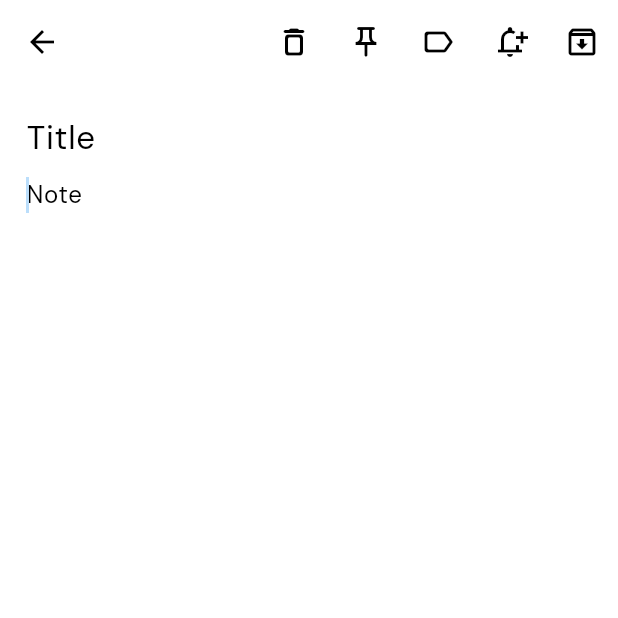
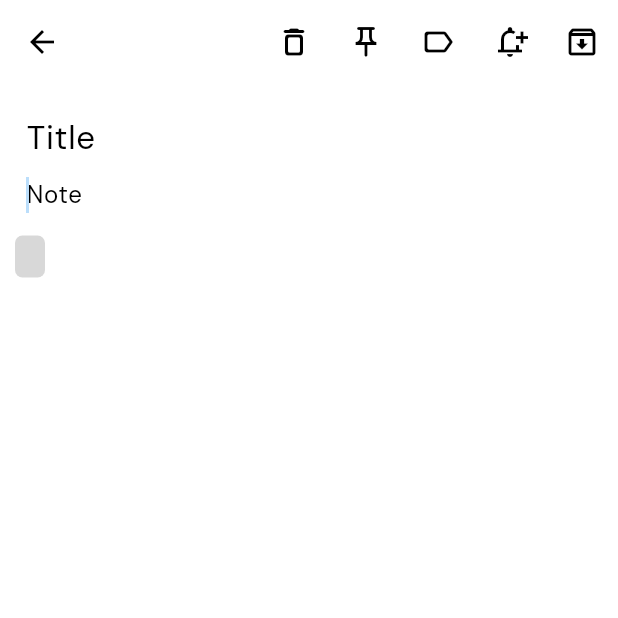
Before and after one commit to Moatasem159/notes, a Flutter app: the LabelScreen screen opened directly with empty values, after a tap on the "menu" icon, after a tap on the "more vert" icon, after a tap on the "add" icon, on a phone screen of 412 x 824 dp, the top half of it. Run offline on Flutter 3.47's test engine with Material 3 defaults, Android fonts, the phone set to English and light mode, and no system bars; our stand-ins replace flutter_bloc, flutter_image_compress, fluttertoast, get_it, go_router, hive and 3 more; accounts and stored records are empty; generated files the repository leaves out were written again.

Commit message:
[FINISH] add new note from label screen

```diff
--- a/lib/cubits/add_note_cubit/add_note_cubit.dart
+++ b/lib/cubits/add_note_cubit/add_note_cubit.dart
@@ -7,14 +7,20 @@ import 'package:notes/core/image/image_helper.dart';
 import 'package:notes/cubits/get_active_notes_cubit/get_active_notes_cubit.dart';
 import 'package:notes/cubits/get_archived_notes_cubit/get_archived_notes_cubit.dart';
 import 'package:notes/cubits/get_deleted_notes_cubit/get_deleted_notes_cubit.dart';
+import 'package:notes/cubits/get_labeled_notes_cubit/get_labeled_notes_cubit.dart';
+import 'package:notes/models/label.dart';
 import 'package:notes/models/note.dart';
 import 'package:notes/sources/notes_data_source.dart';
 import 'package:notes/widgets/toast/custom_toast.dart';
 part 'add_note_state.dart';
 class AddNoteCubit extends Cubit<AddNoteStates> {
-  AddNoteCubit(this._dataSource, {required this.note,required this.noteStatus}) : super(AddNoteInitialState()) {
+  AddNoteCubit(this._dataSource, {required this.note,required this.noteStatus,required this.label}) : super(AddNoteInitialState()) {
     isNew=note==null?true:false;
-    note ??= Note(date: DateTime.now().toIso8601String(),color: Colors.transparent.value,labels: []);
+    note ??= Note(
+        date: DateTime.now().toIso8601String(),
+        color: Colors.transparent.value,
+        labeled: label!=null?true:false,
+        labels: label == null ? [] : [label!]);
     noteStatus??=NoteStatus.active;
     title = TextEditingController(text: note!.title);
     content = TextEditingController(text: note!.note);
@@ -25,6 +31,7 @@ class AddNoteCubit extends Cubit<AddNoteStates> {
   final NoteLocalDataSource _dataSource;
   late final TextEditingController content;
   Note? note;
+  Label ?label;
   NoteStatus? noteStatus;
   late bool restored;
   late bool isNew;
@@ -111,8 +118,11 @@ class AddNoteCubit extends Cubit<AddNoteStates> {
         GetActiveNotesCubit.of(context).getNotes(edit: true);
       }
     }
-    if (state is AddNoteSuccessState && state.isAdded) {
+    if (state is AddNoteSuccessState && state.isAdded){
       GetActiveNotesCubit.of(context).getNotes();
+      if(noteStatus == NoteStatus.labeled){
+        GetLabeledNotesCubit.of(context).getLabeledNotes();
+      }
     }
     if (state is RestoreNoteState) {
       CustomToast.showToast(context, msg: context.local.noteRestored);
--- a/lib/cubits/app_bar_cubit/app_bar_cubit.dart
+++ b/lib/cubits/app_bar_cubit/app_bar_cubit.dart
@@ -92,7 +92,6 @@ class AppBarCubit extends Cubit<AppBarStates> {
        showOptionAppBar();
     }
     _changeIsPinned();
-    print(isArchived);
     emit(SelectNoteState());
   }
   removeSelection({bool clearList=true}){
--- a/lib/screens/add_note_screen.dart
+++ b/lib/screens/add_note_screen.dart
@@ -5,6 +5,7 @@ import 'package:notes/app/injection_container.dart';
 import 'package:notes/config/themes/app_theme.dart';
 import 'package:notes/core/extension/context_extension.dart';
 import 'package:notes/cubits/add_note_cubit/add_note_cubit.dart';
+import 'package:notes/models/label.dart';
 import 'package:notes/models/note.dart';
 import 'package:notes/widgets/add_note_screen/add_note_screen_appbar.dart';
 import 'package:notes/widgets/add_note_screen/add_note_screen_body/add_note_screen_body.dart';
@@ -12,9 +13,9 @@ import 'package:notes/widgets/add_note_screen/bottom_bar/add_note_bottom_bar.dar
 import 'package:notes/widgets/toast/custom_toast.dart';
 class AddNoteScreen extends StatelessWidget {
   final Note? note;
+  final Label? label;
   final NoteStatus? noteStatus;
-
-  const AddNoteScreen({super.key, this.note, this.noteStatus=NoteStatus.active});
+  const AddNoteScreen({super.key, this.note, this.noteStatus=NoteStatus.active, this.label});
 
   _absorb(BuildContext context, AddNoteCubit cubit) {
     if (cubit.restored == false) {
@@ -26,7 +27,7 @@ class AddNoteScreen extends StatelessWidget {
   @override
   Widget build(BuildContext context) {
     return BlocProvider(
-      create: (BuildContext context) => AddNoteCubit(sl(), note: note,noteStatus: noteStatus),
+      create: (BuildContext context) => AddNoteCubit(sl(), note: note,noteStatus: noteStatus,label: label),
       child: Builder(
         builder: (BuildContext context) {
           return BlocConsumer<AddNoteCubit, AddNoteStates>(
--- a/lib/screens/home_screen.dart
+++ b/lib/screens/home_screen.dart
@@ -2,6 +2,7 @@ import 'package:flutter/material.dart';
 import 'package:flutter/services.dart';
 import 'package:notes/config/themes/app_theme.dart';
 import 'package:notes/core/extension/context_extension.dart';
+import 'package:notes/models/note.dart';
 import 'package:notes/widgets/add_note_button/add_note_button.dart';
 import 'package:notes/widgets/custom_drawer/main_drawer.dart';
 import 'package:notes/widgets/home_screen/home_screen_body.dart';
@@ -14,7 +15,7 @@ class HomeScreen extends StatelessWidget {
       child: Scaffold(
         backgroundColor: context.scaffoldBackground,
         drawer: const MainDrawer(),
-        floatingActionButton: const AddNoteButton(),
+        floatingActionButton: const AddNoteButton(noteStatus: NoteStatus.active),
         body: const HomeScreenBody(),
       ),
     );
--- a/lib/screens/label_screen.dart
+++ b/lib/screens/label_screen.dart
@@ -6,6 +6,7 @@ import 'package:notes/config/themes/app_theme.dart';
 import 'package:notes/core/extension/context_extension.dart';
 import 'package:notes/cubits/app_bar_cubit/app_bar_cubit.dart';
 import 'package:notes/cubits/get_labeled_notes_cubit/get_labeled_notes_cubit.dart';
+import 'package:notes/models/note.dart';
 import 'package:notes/widgets/add_note_button/add_note_button.dart';
 import 'package:notes/widgets/custom_drawer/main_drawer.dart';
 import 'package:notes/widgets/label_screen/label_screen_body.dart';
@@ -29,7 +30,7 @@ class LabelScreen extends StatelessWidget {
                   backgroundColor: context.scaffoldBackground,
                   drawer: const MainDrawer(),
                   body: const LabelScreenBody(),
-                  floatingActionButton: const AddNoteButton(),
+                  floatingActionButton: const AddNoteButton(noteStatus: NoteStatus.labeled),
                 ),
               ),
             );
--- a/lib/widgets/add_note_button/add_note_button.dart
+++ b/lib/widgets/add_note_button/add_note_button.dart
@@ -3,26 +3,39 @@ import 'package:flutter/material.dart';
 import 'package:flutter_bloc/flutter_bloc.dart';
 import 'package:notes/core/extension/context_extension.dart';
 import 'package:notes/cubits/app_bar_cubit/app_bar_cubit.dart';
-import 'package:notes/cubits/get_active_notes_cubit/get_active_notes_cubit.dart';
+import 'package:notes/cubits/get_labeled_notes_cubit/get_labeled_notes_cubit.dart';
+import 'package:notes/models/label.dart';
+import 'package:notes/models/note.dart';
 import 'package:notes/screens/add_note_screen.dart';
 import 'package:notes/widgets/add_note_button/add_note_button_builder.dart';
 class AddNoteButton extends StatelessWidget {
-  const AddNoteButton({super.key});
+  final NoteStatus noteStatus;
+  const AddNoteButton({super.key, required this.noteStatus});
   @override
   Widget build(BuildContext context) {
     return OpenContainer(
+      openElevation: 10,
+      closedElevation: 10,
       transitionDuration: const Duration(milliseconds: 300),
       openColor: context.theme.colorScheme.background,
       closedColor: context.theme.colorScheme.onSecondary,
       middleColor: context.theme.colorScheme.background,
-      closedElevation: 10,
-      openElevation: 10,
-      closedShape:RoundedRectangleBorder(borderRadius: BorderRadius.circular(15)),
-      openBuilder: (_, action) => BlocProvider.value(
-        value: GetActiveNotesCubit.of(context),
-        child: const AddNoteScreen(),
-      ),
-      closedBuilder: (_, action) => AddNoteButtonBuilder(onTap: (){
+      closedShape:
+          RoundedRectangleBorder(borderRadius: BorderRadius.circular(15)),
+      openBuilder: (_, action) {
+        if (noteStatus == NoteStatus.labeled) {
+          return BlocProvider.value(
+            value: GetLabeledNotesCubit.of(context),
+            child: AddNoteScreen(
+                label: Label(name: GetLabeledNotesCubit.of(context).label),
+                noteStatus:noteStatus),
+          );
+        }
+        else{
+          return AddNoteScreen(noteStatus:noteStatus);
+        }
+      },
+      closedBuilder: (_, action) => AddNoteButtonBuilder(onTap: () {
         if (!AppBarCubit.of(context).isBase) {
           AppBarCubit.of(context).removeSelection();
         }
--- a/lib/widgets/label_screen/body_widgets/archived_labeled_notes_list.dart
+++ b/lib/widgets/label_screen/body_widgets/archived_labeled_notes_list.dart
@@ -8,7 +8,7 @@ class _ArchivedLabeledNotesList extends StatelessWidget {
       builder: (context, state) {
         if (state is GetLabeledNotesSuccessState &&
             state.archivedNotes.isNotEmpty) {
-          return NotesList(notes: state.archivedNotes);
+          return NotesList(notes: state.archivedNotes,noteStatus: NoteStatus.labeled);
         }
         return const SliverToBoxAdapter();
       },
--- a/lib/widgets/label_screen/body_widgets/others_labeled_notes_list.dart
+++ b/lib/widgets/label_screen/body_widgets/others_labeled_notes_list.dart
@@ -7,7 +7,7 @@ class _OthersLabeledNotesList extends StatelessWidget {
     return BlocBuilder<GetLabeledNotesCubit, GetLabeledNotesStates>(
       builder: (context, state) {
         if (state is GetLabeledNotesSuccessState && state.notes.isNotEmpty) {
-          return NotesList(notes: state.notes);
+          return NotesList(notes: state.notes,noteStatus: NoteStatus.labeled);
         }
         return const SliverToBoxAdapter();
       },
--- a/lib/widgets/label_screen/body_widgets/others_labeled_notes_list_title.dart
+++ b/lib/widgets/label_screen/body_widgets/others_labeled_notes_list_title.dart
@@ -6,7 +6,10 @@ class _OthersLabeledNotesListTitle extends StatelessWidget {
   Widget build(BuildContext context) {
     return BlocBuilder<GetLabeledNotesCubit, GetLabeledNotesStates>(
       builder: (context, state) {
-        if (state is GetLabeledNotesSuccessState &&state.notes.isNotEmpty&& state.pinnedNotes.isNotEmpty&&state.archivedNotes.isNotEmpty) {
+        if (state is GetLabeledNotesSuccessState &&
+            state.notes.isNotEmpty &&(
+            state.pinnedNotes.isNotEmpty ||
+            state.archivedNotes.isNotEmpty)) {
           return ListTitle(title: context.local.others);
         }
         return const SliverToBoxAdapter();
--- a/lib/widgets/label_screen/body_widgets/pinned_labeled_notes_list.dart
+++ b/lib/widgets/label_screen/body_widgets/pinned_labeled_notes_list.dart
@@ -8,7 +8,7 @@ class _PinnedLabeledNotesList extends StatelessWidget {
       builder: (context, state) {
         if (state is GetLabeledNotesSuccessState &&
             state.pinnedNotes.isNotEmpty) {
-          return NotesList(notes: state.pinnedNotes);
+          return NotesList(notes: state.pinnedNotes,noteStatus: NoteStatus.labeled);
         }
         return const SliverToBoxAdapter();
       },
--- a/pubspec.yaml
+++ b/pubspec.yaml
@@ -1,7 +1,7 @@
 name: notes
 description: "A new Flutter project."
 publish_to: 'none' # Remove this line if you wish to publish to pub.dev
-version: 1.2.3
+version: 1.2.4
 environment:
   sdk: '>=3.3.1 <4.0.0'
 dependencies:
```
